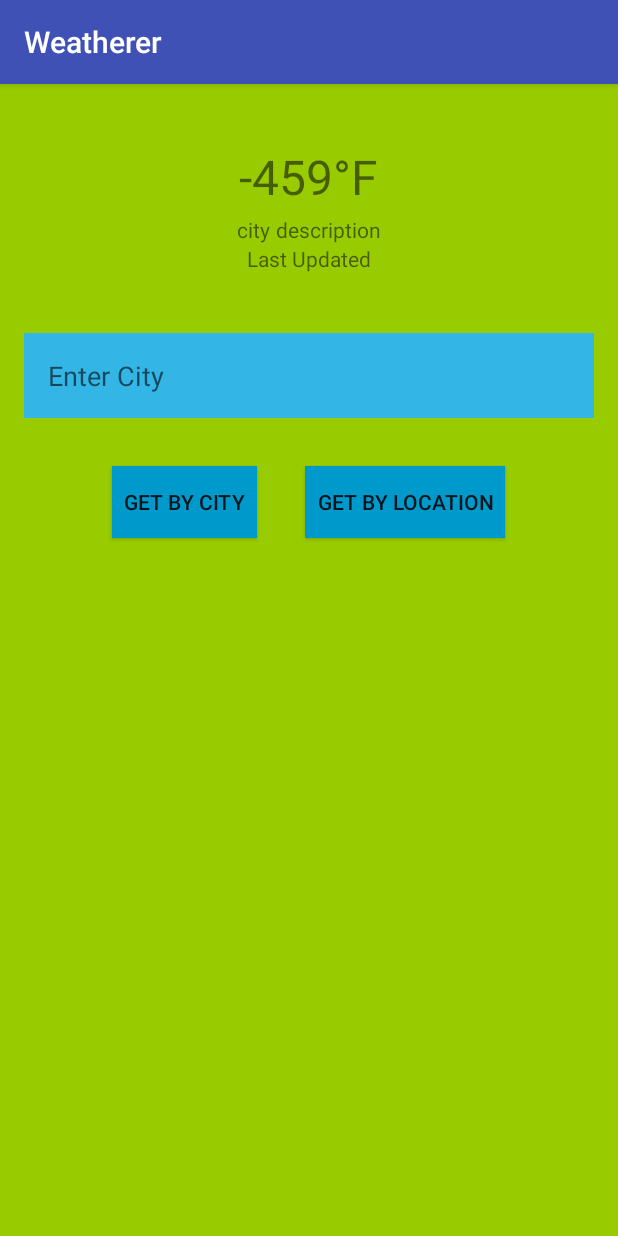
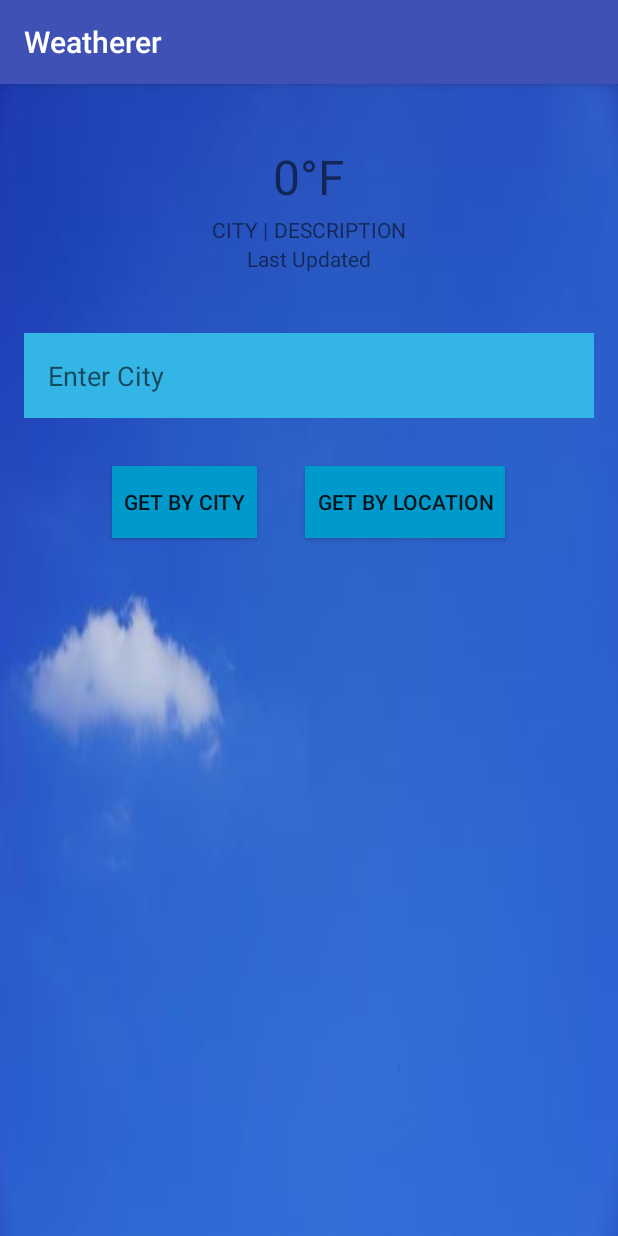
Before and after one commit to matib05/Weatherer, an Android app: the screen it shows after launch (GetLocationActivity), after a tap on "GET BY LOCATION", on a phone screen of 412 x 824 dp. Run offline under Robolectric (Android 15) with nearby library versions, the phone set to English and light mode, and no system bars; our stand-ins replace ButterKnife; 1 statement that could not run was skipped.

Commit message:
add image files, for dynamic backgound functionality

```diff
--- a/app/src/main/java/com/incomm/mahmad/weatherer/View/GetLocation/GetLocationFragment.java
+++ b/app/src/main/java/com/incomm/mahmad/weatherer/View/GetLocation/GetLocationFragment.java
@@ -22,6 +22,7 @@ import android.view.View;
 import android.view.ViewGroup;
 import android.widget.Button;
 import android.widget.EditText;
+import android.widget.LinearLayout;
 import android.widget.TextView;
 import android.widget.Toast;
 
@@ -48,6 +49,8 @@ import butterknife.OnClick;
 public class GetLocationFragment extends Fragment implements GetLocationView,
         GoogleApiClient.ConnectionCallbacks,
         GoogleApiClient.OnConnectionFailedListener {
+    @BindView(R.id.get_location_fragment)
+    LinearLayout layout;
     @BindView(R.id.search_location)
     TextView degrees;
     @BindView(R.id.search_box)
@@ -100,21 +103,37 @@ public class GetLocationFragment extends Fragment implements GetLocationView,
         presenter.getLocationEditTextHint();
         setDegrees();
         setCity();
-        setWeatherDescription();
+        setWeatherDescriptionAndBackground();
         setLastUpdated();
     }
 
     private void setDegrees() {
-        String degreeInFahrenheit = String.valueOf((int) (1.8 *(Integer.parseInt(settings.getString("temperature", "0")) -273) +32)) + "°F";
+        String degreeInFahrenheit = String.valueOf((int) (1.8 *(Integer.parseInt(settings.getString("temperature", "255")) -273) +32)) + "°F";
         this.degrees.setText(degreeInFahrenheit);
     }
 
     private void setCity() {
-        this.cityText.setText(settings.getString("city", "city"));
+        String cityText = settings.getString("city", "city") + " |";
+        this.cityText.setText(cityText.toUpperCase());
     }
 
-    private void setWeatherDescription() {
-        weatherDescription.setText(settings.getString("description", "description"));
+    @SuppressLint("NewApi")
+    private void setWeatherDescriptionAndBackground() {
+        String description = settings.getString("description", "normal").toLowerCase();
+
+        if (description.contains("mist")) {
+            layout.setBackground(getResources().getDrawable(R.drawable.misty_skies));
+        } else if (description.contains("rain") || description.contains("drizzle")) {
+            layout.setBackground(getResources().getDrawable(R.drawable.rainy_skies));
+        } else if (description.contains("cloud") || description.contains("overcast")) {
+            layout.setBackground(getResources().getDrawable(R.drawable.cloud_skies));
+        } else if (description.contains("haze")) {
+            layout.setBackground(getResources().getDrawable(R.drawable.haze_skies));
+        } else {
+            layout.setBackground(getResources().getDrawable(R.drawable.clear_skies));
+        }
+
+        weatherDescription.setText(settings.getString("description", "description").toUpperCase());
     }
 
     private void setLastUpdated() {
@@ -146,7 +165,8 @@ public class GetLocationFragment extends Fragment implements GetLocationView,
             });
             if (mLastLocation == null) {
                 Log.d(TAG, "onClickLocation: STILL NULLLLLLLLLLLLLLLLLLLLLLLLLL");
-                Toast.makeText(getContext(), "Location is Null", Toast.LENGTH_LONG).show();
+                String toastMessage = "\"Location is not set.\\nPlease turn on Location and click \\\"Get Location\\\"\"";
+                Toast.makeText(getContext(), toastMessage, Toast.LENGTH_LONG).show();
             }
             return;
         }
@@ -230,7 +250,6 @@ public class GetLocationFragment extends Fragment implements GetLocationView,
         Date date = Calendar.getInstance().getTime();
         SimpleDateFormat formatter = new SimpleDateFormat("EEE MM/dd hh:mm");
         String lastUpdated = formatter.format(date);
-        Log.d(TAG, "saveDataToSharedPreferences: " + lastUpdated);
 
         SharedPreferences.Editor editor = settings.edit();
         editor.putString("city", responseData[0]);
@@ -238,7 +257,7 @@ public class GetLocationFragment extends Fragment implements GetLocationView,
         editor.putString("temperature", responseData[1]);
         setDegrees();
         editor.putString("description", responseData[2]);
-        setWeatherDescription();
+        setWeatherDescriptionAndBackground();
         editor.putString("lastUpdated", lastUpdated);
         setLastUpdated();
         editor.apply();
--- a/app/src/main/java/com/incomm/mahmad/weatherer/View/GetLocation/GetLocationPresenter.java
+++ b/app/src/main/java/com/incomm/mahmad/weatherer/View/GetLocation/GetLocationPresenter.java
@@ -48,7 +48,7 @@ public class GetLocationPresenter {
                     response.getWeather().get(0).getDescription()
             };
 
-            locationView.startDisplayWeatherActivity(responseData);
+            locationView.saveDataToSharedPreferences(responseData);
         }
         else {
             locationView.displayError("Error, Cannot process request");
@@ -60,7 +60,7 @@ public class GetLocationPresenter {
             String[] responseData = {
                     response.getName(),
                     response.getMain().getTemp().toString(),
-                    response.getWeather().get(0).getDescription()
+                    response.getWeather().get(0).getMain()
             };
             locationView.saveDataToSharedPreferences(responseData);
         } else {
```
Also changed, not shown: app/src/main/res/drawable/clear_skies.jpg (added), app/src/main/res/drawable/cloud_skies.jpg (added), app/src/main/res/drawable/haze_skies.jpg (added), app/src/main/res/drawable/misty_skies.jpg (added), app/src/main/res/drawable/rainy_skies.jpg (added).
